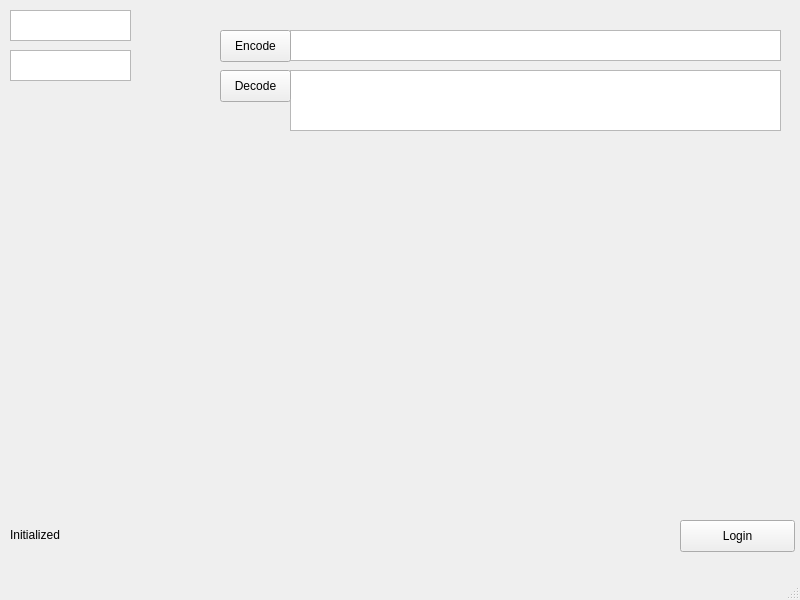
Above: prodQt/Visuals/databasetestwindow.ui from lukaswajdzik/produQt before the change. Below: the same form after it.
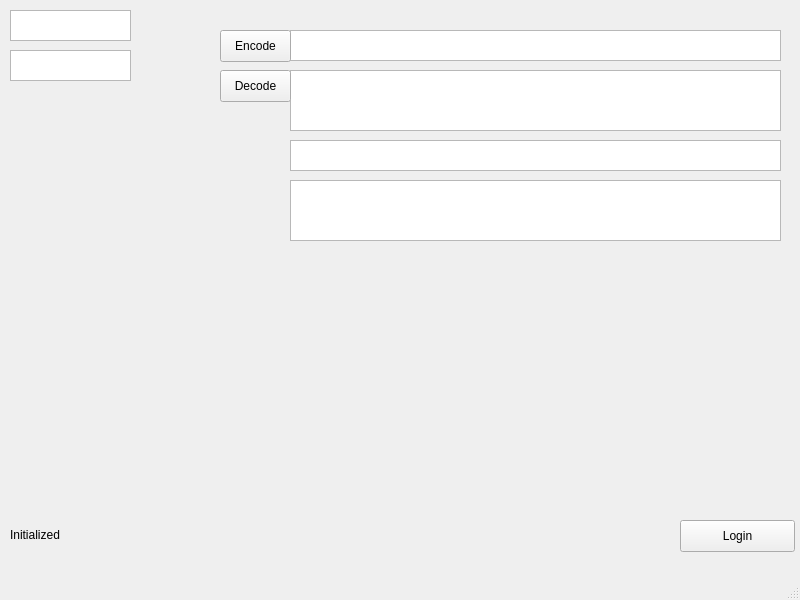
That is the form after the change.

Patch:
```diff
--- a/prodQt/Visuals/databasetestwindow.ui
+++ b/prodQt/Visuals/databasetestwindow.ui
@@ -106,6 +106,26 @@
      <string>Decode</string>
     </property>
    </widget>
+   <widget class="QTextEdit" name="encodedTextField_2">
+    <property name="geometry">
+     <rect>
+      <x>290</x>
+      <y>140</y>
+      <width>491</width>
+      <height>31</height>
+     </rect>
+    </property>
+   </widget>
+   <widget class="QTextEdit" name="decodedTextField_2">
+    <property name="geometry">
+     <rect>
+      <x>290</x>
+      <y>180</y>
+      <width>491</width>
+      <height>61</height>
+     </rect>
+    </property>
+   </widget>
   </widget>
   <widget class="QMenuBar" name="menubar">
    <property name="geometry">
```
